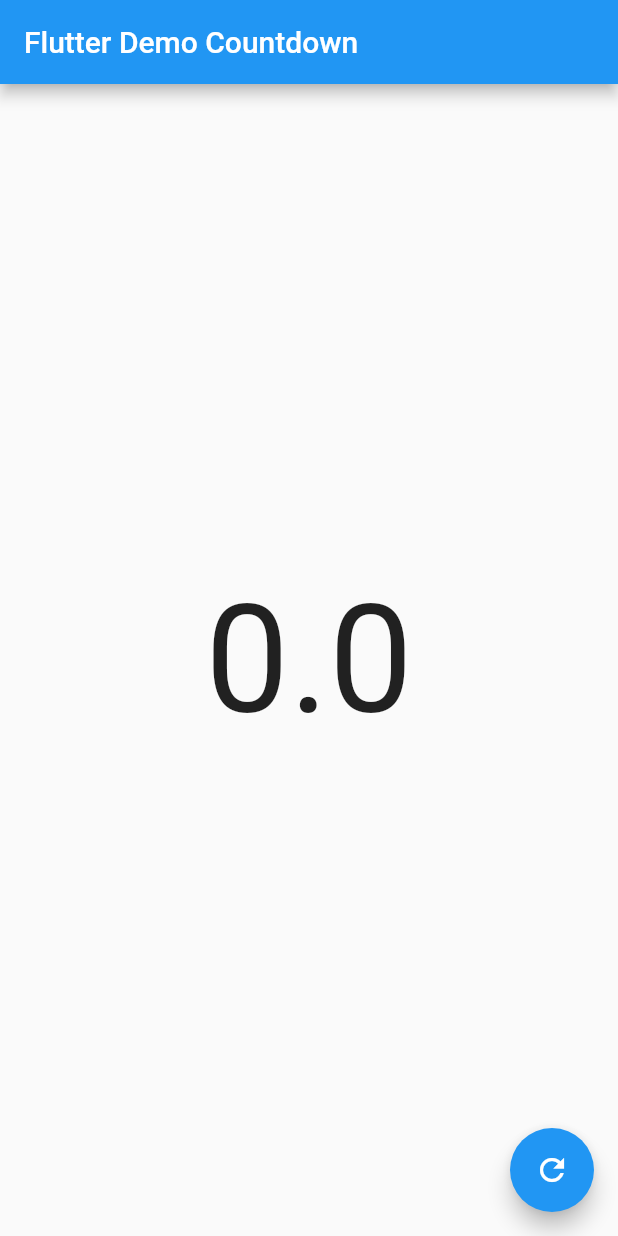
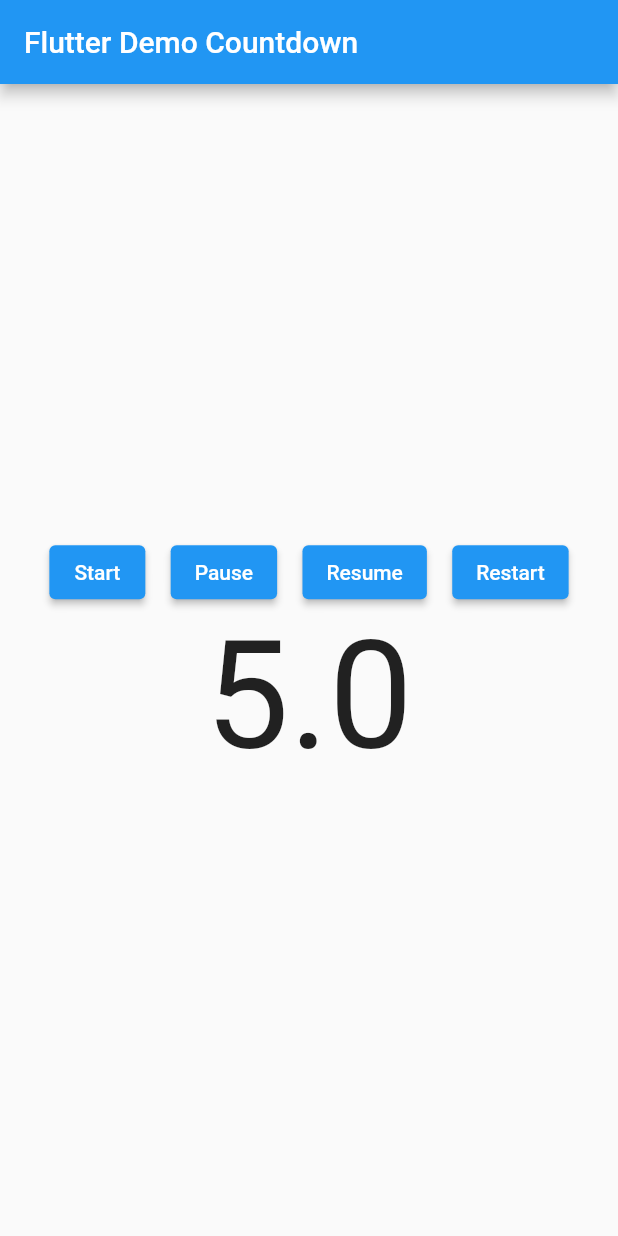
Before and after one commit to DizoftTeam/simple_count_down, a Flutter app: the screen it shows after launch, on a phone screen of 412 x 824 dp. Run offline on Flutter 3.47's test engine with Material 2 defaults, Android fonts, the phone set to English and light mode, and no system bars.

Commit message:
Add preview and start method

```diff
--- a/example/lib/main.dart
+++ b/example/lib/main.dart
@@ -45,17 +45,11 @@ class MyHomePage extends StatefulWidget {
 /// Page state
 ///
 class _MyHomePageState extends State<MyHomePage> {
+  // Controller
   final CountdownController _controller = new CountdownController();
-
-  bool _isPause = true;
-  bool _isRestart = false;
 
   @override
   Widget build(BuildContext context) {
-    final IconData buttonIcon = _isRestart
-        ? Icons.refresh
-        : (_isPause ? Icons.pause : Icons.play_arrow);
-
     return Scaffold(
       appBar: AppBar(
         title: Text(
@@ -63,7 +57,49 @@ class _MyHomePageState extends State<MyHomePage> {
         ),
       ),
       body: Center(
-        child: Countdown(
+        child: Column(
+          mainAxisAlignment: MainAxisAlignment.center,
+          crossAxisAlignment: CrossAxisAlignment.center,
+          children: <Widget>[
+            Container(
+              padding: const EdgeInsets.symmetric(
+                horizontal: 16,
+              ),
+              child: Row(
+                mainAxisAlignment: MainAxisAlignment.spaceEvenly,
+                children: <Widget>[
+                  // Start
+                  ElevatedButton(
+                    child: Text('Start'),
+                    onPressed: () {
+                      _controller.start();
+                    },
+                  ),
+                  // Pause
+                  ElevatedButton(
+                    child: Text('Pause'),
+                    onPressed: () {
+                      _controller.pause();
+                    },
+                  ),
+                  // Resume
+                  ElevatedButton(
+                    child: Text('Resume'),
+                    onPressed: () {
+                      _controller.resume();
+                    },
+                  ),
+                  // Stop
+                  ElevatedButton(
+                    child: Text('Restart'),
+                    onPressed: () {
+                      _controller.restart();
+                    },
+                  ),
+                ],
+              ),
+            ),
+            Countdown(
               controller: _controller,
               seconds: 5,
               build: (_, double time) => Text(
@@ -74,32 +110,15 @@ class _MyHomePageState extends State<MyHomePage> {
               ),
               interval: Duration(milliseconds: 100),
               onFinished: () {
-            print('Timer is done!');
-
-            setState(() {
-              _isRestart = true;
-            });
+                ScaffoldMessenger.of(context).showSnackBar(
+                  SnackBar(
+                    content: Text('Timer is done!'),
+                  ),
+                );
               },
             ),
+          ],
         ),
-      floatingActionButton: FloatingActionButton(
-        child: Icon(buttonIcon),
-        onPressed: () {
-          final bool isCompleted = _controller.isCompleted!;
-          isCompleted ? _controller.restart() : _controller.pause();
-
-          if (!isCompleted && !_isPause) {
-            _controller.resume();
-          }
-
-          setState(() {
-            if (isCompleted) {
-              _isRestart = false;
-            } else {
-              _isPause = !_isPause;
-            }
-          });
-        },
       ),
     );
   }
--- a/lib/timer_controller.dart
+++ b/lib/timer_controller.dart
@@ -12,6 +12,9 @@ class CountdownController {
 
   /// Called when restarting the timer
   VoidCallback? onRestart;
+
+  /// Called when timer is staring
+  VoidCallback? onStart;
 
   ///
   /// Checks if the timer is running and enables you to take actions
@@ -31,6 +34,20 @@ class CountdownController {
   /// Constructor
   ///
   CountdownController();
+
+  ///
+  /// Run timer
+  ///
+  start() {
+    if (this.onStart != null) {
+      this.onStart!();
+    }
+  }
+
+  /// Set onStart callback
+  setOnStart(VoidCallback onStart) {
+    this.onStart = onStart;
+  }
 
   ///
   /// Set timer in pause
--- a/lib/timer_count_down.dart
+++ b/lib/timer_count_down.dart
@@ -54,22 +54,13 @@ class _CountdownState extends State<Countdown> {
   void initState() {
     _currentMicroSeconds = widget.seconds * _secondsFactor;
 
+    widget.controller?.setOnStart(_startTimer);
     widget.controller?.setOnPause(_onTimerPaused);
     widget.controller?.setOnResume(_onTimerResumed);
     widget.controller?.setOnRestart(_onTimerRestart);
     widget.controller?.isCompleted = false;
 
-    _startTimer();
-
     super.initState();
-  }
-
-  @override
-  Widget build(BuildContext context) {
-    return widget.build(
-      context,
-      _currentMicroSeconds / _secondsFactor,
-    );
   }
 
   @override
@@ -79,6 +70,14 @@ class _CountdownState extends State<Countdown> {
     }
 
     super.dispose();
+  }
+
+  @override
+  Widget build(BuildContext context) {
+    return widget.build(
+      context,
+      _currentMicroSeconds / _secondsFactor,
+    );
   }
 
   ///
--- a/pubspec.yaml
+++ b/pubspec.yaml
@@ -1,6 +1,6 @@
 name: timer_count_down
 
-version: 2.0.1
+version: 2.1.0
 
 description: >
     Simple CountDown timer. Using for create a simple timer. It's pure all
```
Also changed, not shown: assets/preview.gif (added), 2 other files. Lines whose indentation alone changed are shown as unchanged.
